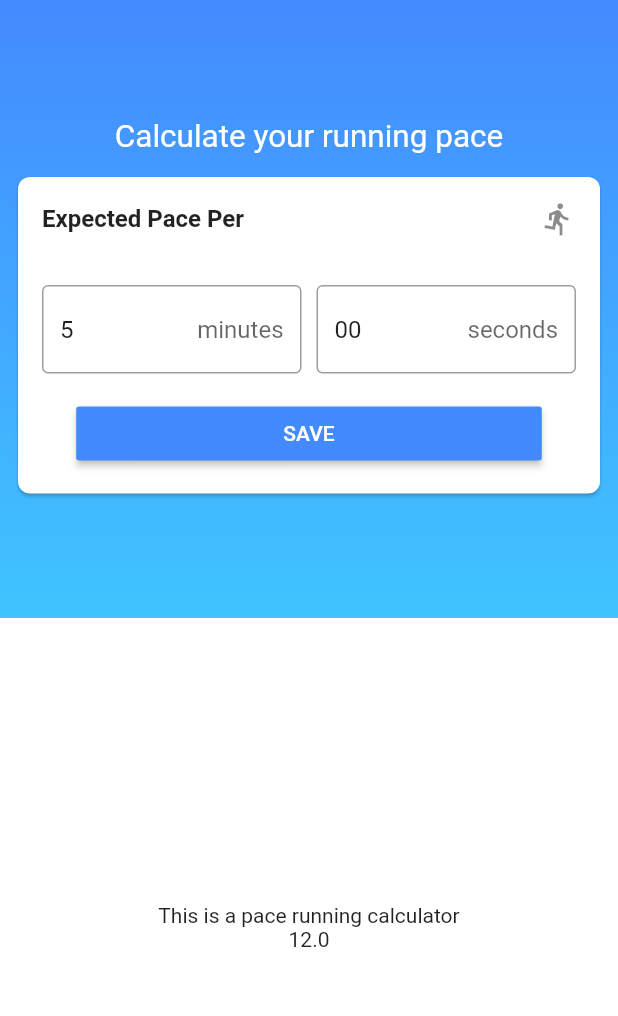
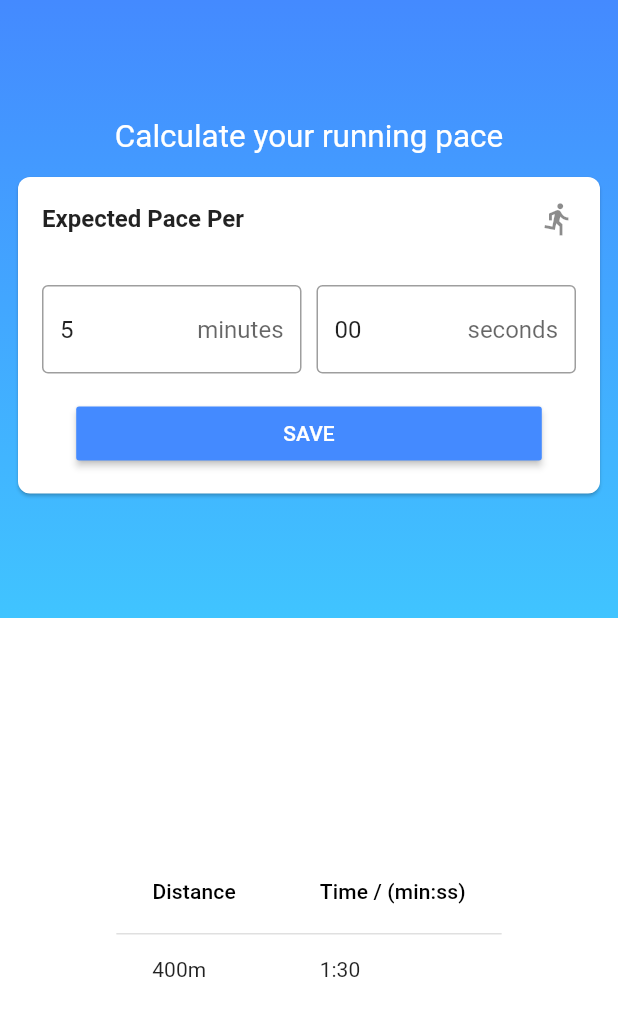
Before and after one commit to weewey/pace_calculator, a Flutter app: the screen it shows after launch, after a tap on "SAVE", on a phone screen of 412 x 824 dp. Shown: the top 1016 px of the screen. Run offline on Flutter 3.47's test engine with Material 2 defaults, Android fonts, the phone set to English and light mode, and no system bars.

Commit message:
Change controller to view_model using scopedmodel

```diff
--- a/lib/src/app/pages/home/home_view.dart
+++ b/lib/src/app/pages/home/home_view.dart
@@ -1,5 +1,6 @@
 import 'package:flutter/material.dart';
-import 'package:pace_calculator/src/app/pages/home/home_controller.dart';
+import 'package:pace_calculator/src/app/pages/home/home_view_model.dart';
+import 'package:scoped_model/scoped_model.dart';
 
 class MyApp extends StatelessWidget {
   // This widget is the root of your application.
@@ -25,26 +26,31 @@ class MyHomePage extends StatefulWidget {
 }
 
 class _MyHomePageState extends State<MyHomePage> {
-  final _controller = HomeController();
+  final _model = HomeViewModel();
   final _formKey = GlobalKey<FormState>();
 
   @override
   Widget build(BuildContext context) {
-    return Scaffold(
+    return ScopedModel(
+        model: _model,
+        child: Scaffold(
             resizeToAvoidBottomInset: false,
-        body: Column(
+            body: ScopedModelDescendant<HomeViewModel>(
+                builder: (context, child, model) {
+              return Column(
                 crossAxisAlignment: CrossAxisAlignment.stretch,
                 mainAxisSize: MainAxisSize.max,
                 mainAxisAlignment: MainAxisAlignment.spaceEvenly,
                 children: <Widget>[
-            _buildUpperContainer(context, _controller, _formKey),
-            _buildPaceDashboard(context, _controller)
+                  _buildUpperContainer(context, model, _formKey),
+                  _buildPaceDashboard(context, model)
                 ],
-        ));
+              );
+            })));
   }
 
-  Container _buildUpperContainer(BuildContext context,
-      HomeController controller, GlobalKey<FormState> formKey) {
+  Container _buildUpperContainer(
+      BuildContext context, HomeViewModel model, GlobalKey<FormState> formKey) {
     return Container(
         height: MediaQuery.of(context).size.height / 2,
         decoration: BoxDecoration(
@@ -75,7 +81,7 @@ class _MyHomePageState extends State<MyHomePage> {
                       trailing: Icon(Icons.directions_run),
                     ),
                     Padding(padding: EdgeInsets.all(8.0)),
-                    _buildForm(controller, formKey),
+                    _buildForm(model, formKey),
                     Padding(padding: EdgeInsets.all(8.0)),
                     FractionallySizedBox(
                       widthFactor: 0.8,
@@ -88,9 +94,7 @@ class _MyHomePageState extends State<MyHomePage> {
                             final form = formKey.currentState;
                             if (form.validate()) {
                               form.save();
-                              setState(() {
-                                controller.save();
-                              });
+                              model.save();
                             }
                           },
                           color: Colors.blueAccent),
@@ -104,7 +108,7 @@ class _MyHomePageState extends State<MyHomePage> {
         ));
   }
 
-  Form _buildForm(HomeController controller, GlobalKey<FormState> formKey) {
+  Form _buildForm(HomeViewModel model, GlobalKey<FormState> formKey) {
     return Form(
         key: formKey,
         child: Row(
@@ -118,9 +122,7 @@ class _MyHomePageState extends State<MyHomePage> {
                     decoration: const InputDecoration(
                         border: OutlineInputBorder(borderSide: BorderSide()),
                         suffixText: "minutes"),
-                    onSaved: (String value) {
-                      setState(() => controller.setMinutes(value));
-                    },
+                    onSaved: (String value) => model.setMinutes(value),
                     validator: (String value) {
                       return int.tryParse(value) != null
                           ? null
@@ -134,9 +136,7 @@ class _MyHomePageState extends State<MyHomePage> {
                     decoration: InputDecoration(
                         border: OutlineInputBorder(borderSide: BorderSide()),
                         suffixText: "seconds"),
-                    onSaved: (String value) {
-                      setState(() => controller.setSeconds(value));
-                    },
+                    onSaved: (String value) => model.setSeconds(value),
                     validator: (String value) {
                       return int.tryParse(value) != null
                           ? null
@@ -147,17 +147,25 @@ class _MyHomePageState extends State<MyHomePage> {
         ));
   }
 
-  Container _buildPaceDashboard(
-      BuildContext context, HomeController controller) {
+  Container _buildPaceDashboard(BuildContext context, HomeViewModel model) {
     return Container(
         color: Colors.white,
         height: MediaQuery.of(context).size.height / 2,
         child: Column(
             mainAxisSize: MainAxisSize.max,
             mainAxisAlignment: MainAxisAlignment.center,
-            children: <Widget>[
-              Text("This is a pace running calculator"),
-              Text(controller.displaySplits())
-            ]));
+            children: <Widget>[_buildPaceTable(model)]));
+  }
+
+  DataTable _buildPaceTable(HomeViewModel model) {
+    return DataTable(columns: [
+      DataColumn(label: Text("Distance")),
+      DataColumn(label: Text("Time / (min:ss)"))
+    ], rows: [
+      DataRow(cells: [
+        DataCell(Text("400m")),
+        DataCell(Text("1:30")),
+      ])
+    ]);
   }
 }
--- a/lib/src/app/pages/home/home_controller.dart
+++ b/lib/src/app/pages/home/home_view_model.dart
@@ -1,6 +1,7 @@
 import 'package:pace_calculator/src/domain/entities/pace.dart';
+import 'package:scoped_model/scoped_model.dart';
 
-class HomeController {
+class HomeViewModel extends Model {
   String _minutes;
   String _seconds;
   PaceUnit paceUnit = PaceUnit.minPerKm;
@@ -18,6 +19,7 @@ class HomeController {
     _pace = Pace(
         Duration(minutes: int.parse(_minutes), seconds: int.parse(_seconds)),
         paceUnit);
+    notifyListeners();
     return _pace;
   }
 
--- a/pubspec.yaml
+++ b/pubspec.yaml
@@ -24,6 +24,7 @@ dependencies:
   # Use with the CupertinoIcons class for iOS style icons.
   cupertino_icons: ^0.1.2
   rxdart: ^0.22.3
+  scoped_model: ^1.0.1
 
 dev_dependencies:
   test: ^1.6.0
```
Also changed, not shown: pubspec.lock. Lines whose indentation alone changed are shown as unchanged.
